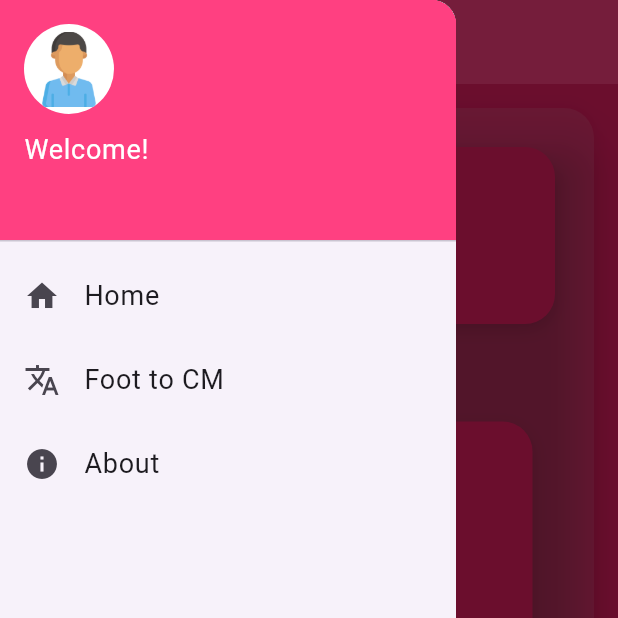
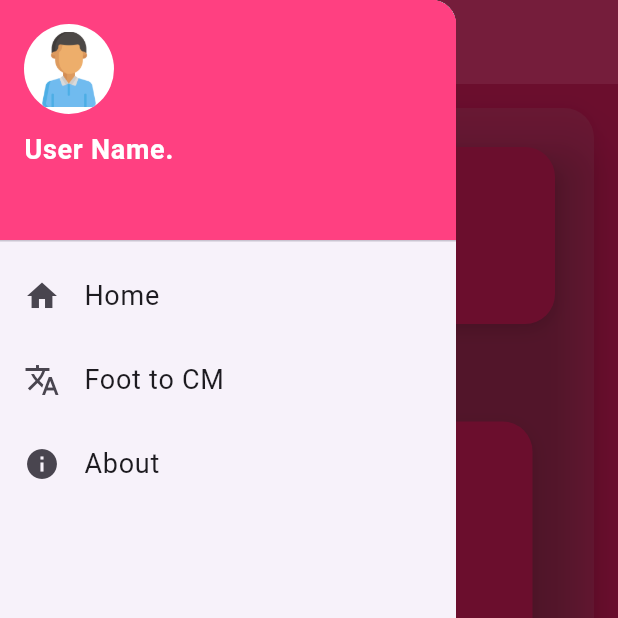
Before and after one commit to rafsan539/bmi_calculator, a Flutter app: the screen it shows after launch, with the side drawer open, on a phone screen of 412 x 824 dp, the top half of it. Run offline on Flutter 3.47's test engine with Material 3 defaults, Android fonts, the phone set to English and light mode, and no system bars; drawn by our look-alikes of swipeable_button_view; our stand-ins replace page_transition, share_plus; missing offline and left inert: flutter_3d_choice_chip, pretty_gauge; Roboto replaces fonts that are missing (Poppins).

Commit message:
Update home_screen.dart

```diff
--- a/lib/home_screen.dart
+++ b/lib/home_screen.dart
@@ -53,8 +53,8 @@ class _HomeScreenState extends State<HomeScreen> {
                   ),
                   SizedBox(height: 10),
                   Text(
-                    "Welcome!",
-                    style: TextStyle(color: Colors.white, fontSize: 18),
+                    "User Name.",
+                    style: TextStyle(color: Colors.white, fontSize: 18,fontWeight: FontWeight.bold),
                   ),
                 ],
               ),
```
